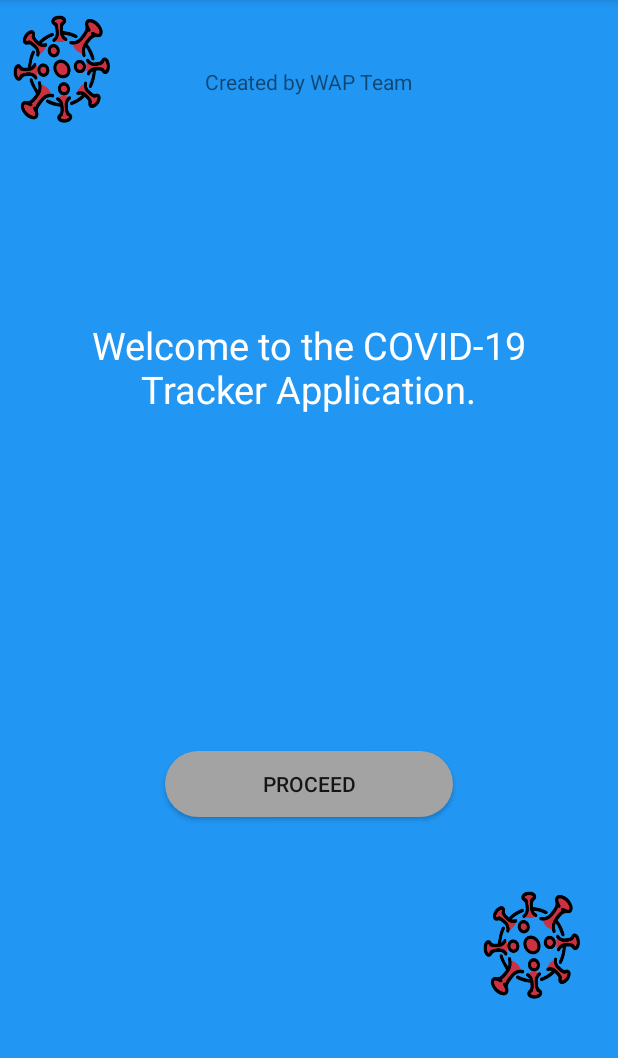
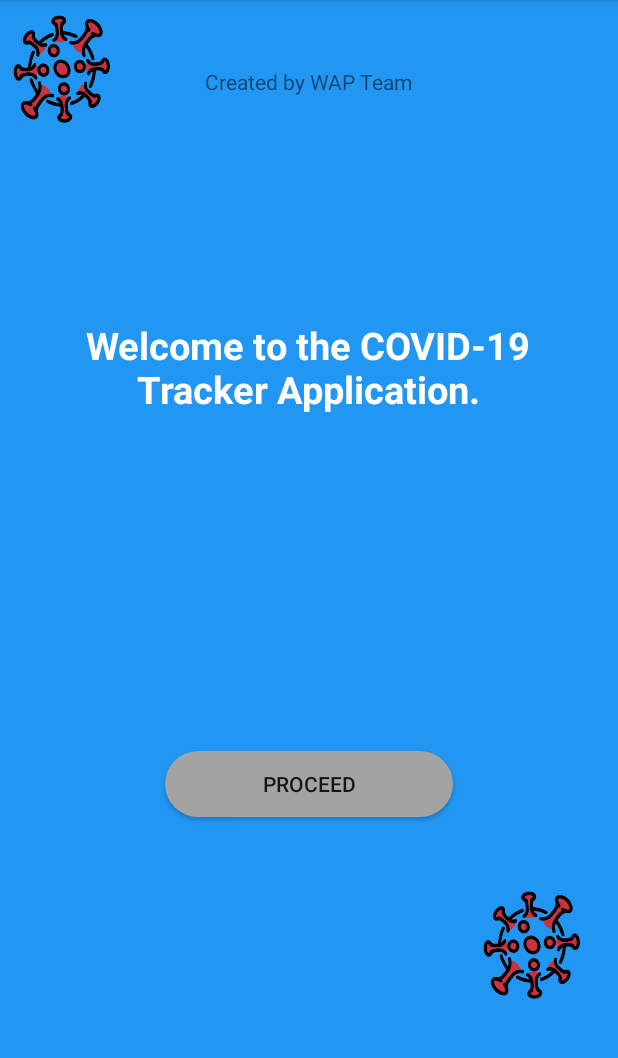
Before and after one commit to TsidAznar/WAPCENG319, an Android app: the screen it shows after launch (HomeActivity), on a phone screen of 412 x 824 dp, the part 84-1142 px from its top. Run offline under Robolectric (Android 15) with nearby library versions, the phone set to English and light mode, and no system bars; Roboto replaces fonts that are not available here.

```diff
--- a/COVIDTRACKER/app/src/main/res/layout/activity_home.xml
+++ b/COVIDTRACKER/app/src/main/res/layout/activity_home.xml
@@ -23,6 +23,7 @@
         android:text="@string/welcome"
         android:textColor="#ffffff"
         android:textSize="25dp"
+        android:textStyle="bold"
         app:layout_constraintBottom_toBottomOf="parent"
         app:layout_constraintEnd_toEndOf="parent"
         app:layout_constraintHorizontal_bias="0.487"
@@ -68,7 +69,7 @@
         android:id="@+id/textView6"
         android:layout_width="wrap_content"
         android:layout_height="wrap_content"
-        android:text="Created by WAP Team"
+        android:text="@string/creation"
         app:layout_constraintBottom_toBottomOf="parent"
         app:layout_constraintEnd_toEndOf="parent"
         app:layout_constraintHorizontal_bias="0.5"
--- a/COVIDTRACKER/app/src/main/res/values/strings.xml
+++ b/COVIDTRACKER/app/src/main/res/values/strings.xml
@@ -16,6 +16,7 @@
     <!-- TODO: Remove or change this placeholder text -->
     Welcome to the COVID-19 Tracker Application.
     <string name="welcome">Welcome to the COVID-19 Tracker Application.</string>
+    <string name="creation">Created by WAP Team</string>
     <string name="hello_blank_fragment">Hello blank fragment</string>
     <string name="sort_ascending">Sort Ascending</string>
     <string name="sort_descending">Sort Descending</string>
```
